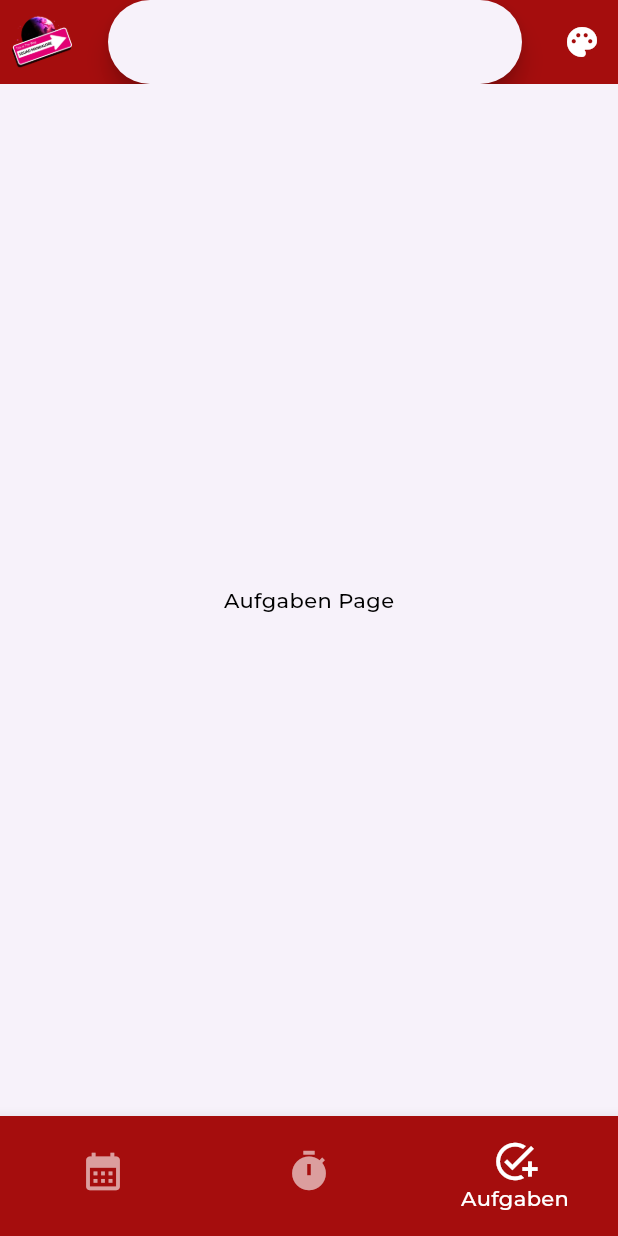
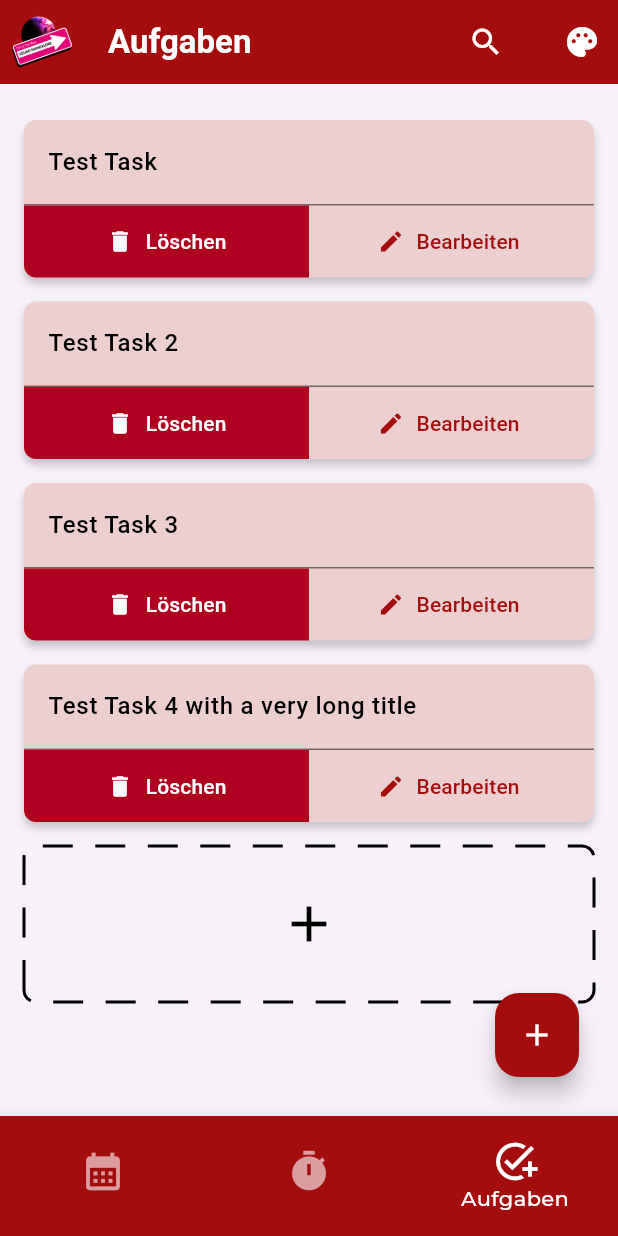
Before and after one commit to Squad-Mandalore/ttfrontend, a Flutter app: the HomePage screen opened directly, swiped to page 3, on a phone screen of 412 x 824 dp. Run offline on Flutter 3.47's test engine with Material 3 defaults, Android fonts, the phone set to English and light mode, and no system bars; drawn by our look-alikes of dotted_border; our stand-ins replace shared_preferences; accounts and stored records are empty; project files that could hold a hidden picture were left out.

Commit message:
finally ein working search

```diff
--- a/lib/modules/widgets/custom_popup.dart
+++ b/lib/modules/widgets/custom_popup.dart
@@ -40,7 +40,7 @@ class GenericPopup extends StatelessWidget {
               mediaQuery.size.width - 40, // Ensures left and right padding
           maxHeight:
               availableHeight, // Max height to prevent overlapping nav/app bars
-          minHeight: 300,
+          minHeight: 200,
         ),
         child: Material(
           color: Colors.transparent,
--- /dev/null
+++ b/lib/pages/aufgaben/tasks.dart
@@ -0,0 +1,335 @@
+import 'package:flutter/material.dart';
+import 'package:ttfrontend/assets/colours/extended_theme.dart';
+import 'package:dotted_border/dotted_border.dart';
+import 'package:ttfrontend/modules/widgets/custom_popup.dart';
+import 'package:ttfrontend/pages/aufgaben/util/task_filter.dart';
+
+class Task {
+  final String id;
+  final String name;
+
+  Task({required this.id, required this.name});
+}
+
+class TaskPage extends StatefulWidget {
+  final List<Task> tasks;
+  final String searchQuery; // Add searchQuery as a parameter
+
+  const TaskPage({
+    super.key,
+    required this.tasks,
+    required this.searchQuery, // Initialize with searchQuery
+  });
+
+  @override
+  TaskPageState createState() => TaskPageState();
+}
+
+class TaskPageState extends State<TaskPage> {
+  List<Task> filteredTasks = [];
+
+  @override
+  void initState() {
+    super.initState();
+    _filterTasks(); // Call the filter function on init
+  }
+
+  @override
+  void didUpdateWidget(TaskPage oldWidget) {
+    super.didUpdateWidget(oldWidget);
+    if (widget.searchQuery != oldWidget.searchQuery) {
+      _filterTasks(); // Re-filter tasks if the search query changes
+    }
+  }
+
+  void _filterTasks() {
+    setState(() {
+      filteredTasks = TaskFilter.filterTasks(widget.tasks, widget.searchQuery);
+    });
+  }
+
+  @override
+  Widget build(BuildContext context) {
+    final theme = Theme.of(context);
+    final customColors = theme.extension<CustomThemeExtension>();
+    const double globalPadding = 16.0;
+
+    return Scaffold(
+      body: filteredTasks.isEmpty
+          ? Center(
+              child: Column(
+                mainAxisAlignment: MainAxisAlignment.center,
+                children: [
+                  Text(
+                    'Keine Aufgaben verfügbar',
+                    style: TextStyle(
+                      color: theme.colorScheme.onSurface.withOpacity(0.7),
+                      fontSize: 18,
+                    ),
+                  ),
+                  const SizedBox(height: 20),
+                  ElevatedButton(
+                    style: ElevatedButton.styleFrom(
+                      backgroundColor: theme.colorScheme.primary,
+                      surfaceTintColor: theme.colorScheme.onPrimary,
+                    ),
+                    onPressed: () {
+                      _showAddTaskPopup(context);
+                    },
+                    child: Text(
+                      'Neue Aufgabe hinzufügen',
+                      style: TextStyle(
+                        color: theme.colorScheme.onPrimary,
+                        fontSize: 16,
+                      ),
+                    ),
+                  ),
+                ],
+              ),
+            )
+          : Padding(
+              padding: const EdgeInsets.all(globalPadding),
+              child: Stack(
+                children: [
+                  ListView.builder(
+                    itemCount: filteredTasks.length + 1,
+                    itemBuilder: (context, index) {
+                      if (index == filteredTasks.length) {
+                        return Padding(
+                          padding: const EdgeInsets.symmetric(vertical: 8.0),
+                          child: GestureDetector(
+                            onTap: () {
+                              _showAddTaskPopup(context);
+                            },
+                            child: DottedBorder(
+                              color: theme.colorScheme.onSurface,
+                              strokeWidth: 2,
+                              borderType: BorderType.RRect,
+                              radius: const Radius.circular(8),
+                              dashPattern: const [20, 15],
+                              child: Container(
+                                height: 100,
+                                decoration: BoxDecoration(
+                                  borderRadius: BorderRadius.circular(8),
+                                  color: Colors.transparent,
+                                ),
+                                child: Center(
+                                  child: Icon(
+                                    Icons.add,
+                                    color: theme.colorScheme.onSurface,
+                                    size: 40,
+                                  ),
+                                ),
+                              ),
+                            ),
+                          ),
+                        );
+                      }
+
+                      final task = filteredTasks[index];
+
+                      return Padding(
+                        padding: const EdgeInsets.symmetric(vertical: 8.0),
+                        child: Container(
+                          decoration: BoxDecoration(
+                            color: customColors?.primaryAccent8 ??
+                                theme.colorScheme.primary,
+                            borderRadius: BorderRadius.circular(8),
+                            boxShadow: [
+                              BoxShadow(
+                                color: Colors.black.withOpacity(0.2),
+                                blurRadius: 4,
+                                offset: const Offset(0, 4),
+                              ),
+                            ],
+                          ),
+                          child: Column(
+                            children: [
+                              ListTile(
+                                title: Text(
+                                  task.name,
+                                  style: TextStyle(
+                                    color: theme.colorScheme.onSurface,
+                                    fontSize: 16,
+                                    fontWeight: FontWeight.w500,
+                                  ),
+                                ),
+                              ),
+                              Divider(
+                                height: 1,
+                                color: theme.colorScheme.onSurface
+                                    .withOpacity(0.5),
+                              ),
+                              Row(
+                                children: [
+                                  Expanded(
+                                    child: Container(
+                                      decoration: BoxDecoration(
+                                        color: theme.colorScheme.error,
+                                        borderRadius: const BorderRadius.only(
+                                          bottomLeft: Radius.circular(8),
+                                        ),
+                                      ),
+                                      child: TextButton.icon(
+                                        icon: Icon(
+                                          Icons.delete,
+                                          color: theme.colorScheme.onError,
+                                        ),
+                                        label: Text(
+                                          'Löschen',
+                                          style: TextStyle(
+                                            color: theme.colorScheme.onError,
+                                          ),
+                                        ),
+                                        onPressed: () {
+                                          _showDeleteConfirmation(
+                                              context, task);
+                                        },
+                                        style: TextButton.styleFrom(
+                                          padding: const EdgeInsets.symmetric(
+                                              vertical: 12),
+                                        ),
+                                      ),
+                                    ),
+                                  ),
+                                  Expanded(
+                                    child: TextButton.icon(
+                                      icon: Icon(
+                                        Icons.edit,
+                                        color: theme.colorScheme.primary,
+                                      ),
+                                      label: Text(
+                                        'Bearbeiten',
+                                        style: TextStyle(
+                                          color: theme.colorScheme.primary,
+                                        ),
+                                      ),
+                                      onPressed: () {
+                                        _showEditTaskPopup(context, task);
+                                      },
+                                    ),
+                                  ),
+                                ],
+                              ),
+                            ],
+                          ),
+                        ),
+                      );
+                    },
+                  ),
+                  Positioned(
+                    bottom: 10,
+                    right: 10,
+                    child: FloatingActionButton(
+                      onPressed: () {
+                        _showAddTaskPopup(context);
+                      },
+                      child: const Icon(Icons.add),
+                    ),
+                  ),
+                ],
+              ),
+            ),
+    );
+  }
+
+
+
+  void _showDeleteConfirmation(BuildContext context, Task task) {
+    showDialog(
+      context: context,
+      builder: (BuildContext context) {
+        return GenericPopup(
+          title: 'Aufgabe löschen',
+          content: Column(
+            children: [
+              Text("Möchten Sie die Aufgabe ${task.name} wirklich löschen?"),
+              const Text(
+                  "Änderungen sind global und betreffen somit alle Benutzer."),
+            ],
+          ),
+          mode: PopUpMode.warning,
+          onAgree: () {
+            // Delete task logic using task.id
+            Navigator.of(context).pop();
+          },
+          onDisagree: () {
+            Navigator.of(context).pop();
+          },
+        );
+      },
+    );
+  }
+
+  void _showEditTaskPopup(BuildContext context, Task task) {
+    final TextEditingController controller =
+        TextEditingController(text: task.name);
+
+    showDialog(
+      context: context,
+      builder: (BuildContext context) {
+        return GenericPopup(
+          title: 'Aufgabe bearbeiten',
+          content: Column(
+            children: [
+              TextField(
+                controller: controller,
+                decoration: InputDecoration(
+                  labelText: task.name,
+                  border: const OutlineInputBorder(),
+                ),
+              ),
+              const SizedBox(height: 8),
+              const Text(
+                  "Änderungen sind global und für alle Benutzer sichtbar."),
+            ],
+          ),
+          mode: PopUpMode.agree,
+          onAgree: () {
+            // Edit task logic using task.id and controller.text
+            Navigator.of(context).pop();
+          },
+          onDisagree: () {
+            Navigator.of(context).pop();
+          },
+        );
+      },
+    );
+  }
+
+  void _showAddTaskPopup(BuildContext context) {
+    final TextEditingController controller = TextEditingController();
+
+    showDialog(
+      context: context,
+      builder: (BuildContext context) {
+        return GenericPopup(
+          title: 'Neue Aufgabe hinzufügen',
+          content: Column(
+            children: [
+              TextField(
+                controller: controller,
+                decoration: const InputDecoration(
+                  labelText: "Neue Aufgabe",
+                  border: OutlineInputBorder(),
+                ),
+              ),
+              const SizedBox(height: 8),
+              const Text(
+                  "Die neue Aufgabe wird global hinzugefügt und ist für alle Benutzer sichtbar."),
+            ],
+          ),
+          mode: PopUpMode.agree,
+          onAgree: () {
+            // Add task logic using controller.text
+            Navigator.of(context).pop();
+          },
+          onDisagree: () {
+            Navigator.of(context).pop();
+          },
+        );
+      },
+    );
+  }
+
+}
--- /dev/null
+++ b/lib/pages/aufgaben/util/task_filter.dart
@@ -0,0 +1,19 @@
+import 'package:ttfrontend/pages/aufgaben/tasks.dart';
+
+class TaskFilter {
+  static List<Task> filterTasks(List<Task> tasks, String query) {
+    if (query.isEmpty) {
+      return tasks;
+    } else {
+      // Split the query into individual words
+      final queryWords = query.toLowerCase().split(' ');
+
+      return tasks.where((task) {
+        final taskName = task.name.toLowerCase();
+
+        // Check if the task name contains all the words in the query
+        return queryWords.every((word) => taskName.contains(word));
+      }).toList();
+    }
+  }
+}
--- a/lib/pages/home_page.dart
+++ b/lib/pages/home_page.dart
@@ -1,5 +1,6 @@
 import 'package:flutter/material.dart';
 import 'package:ttfrontend/assets/colours/extended_theme.dart';
+import 'package:ttfrontend/pages/aufgaben/tasks.dart';
 import 'package:ttfrontend/pages/theme_selection/theme_selection_page.dart';
 import 'package:ttfrontend/pages/timer/debug_clear_prefs.dart';
 import 'package:ttfrontend/pages/timer/timer.dart';
@@ -15,10 +16,22 @@ class HomePageState extends State<HomePage> {
   int _selectedIndex = 1; // Default to Zeitmanagement (page 1)
   final PageController _pageController =
       PageController(initialPage: 1); // Start on page 1
+  bool _isSearching = false;
+  final TextEditingController _searchController = TextEditingController();
+
+  List<Task> tasks = [
+    Task(id: '1', name: 'Test Task'),
+    Task(id: '2', name: 'Test Task 2'),
+    Task(id: '3', name: 'Test Task 3'),
+    Task(id: '4', name: 'Test Task 4 with a very long title')
+  ];
+
+  String _searchQuery = '';
 
   void _onItemTapped(int index) {
     setState(() {
       _selectedIndex = index;
+      _isSearching = false; // Reset search state on page change
     });
     _pageController.jumpToPage(index);
   }
@@ -26,11 +39,77 @@ class HomePageState extends State<HomePage> {
   void _onPageChanged(int index) {
     setState(() {
       _selectedIndex = index;
+      _isSearching = false; // Reset search state on page change
     });
   }
 
-  // Function to generate the dynamic app bar title
   Widget _buildAppBarTitle(int index, Color textColor) {
+    if (index == 2) {
+      if (_isSearching) {
+        return Stack(
+          children: [
+            TextField(
+              controller: _searchController,
+              decoration: InputDecoration(
+                hintText: 'Suche Aufgaben',
+                hintStyle: TextStyle(color: Colors.grey[600], fontSize: 18),
+                border: InputBorder.none,
+                filled: true,
+                fillColor: Colors.white,
+                contentPadding: const EdgeInsets.symmetric(vertical: 8.0, horizontal: 16.0),
+              ),
+              style: const TextStyle(color: Colors.black, fontSize: 18),
+              onChanged: (query) {
+                setState(() {
+                  _searchQuery = query;
+                });
+              },
+              autofocus: true,
+            ),
+            Positioned(
+              right: 0,
+              top: 0,
+              bottom: 0,
+              child: IconButton(
+                icon: const Icon(Icons.clear, size: 20),
+                color: Colors.black,
+                onPressed: () {
+                  setState(() {
+                    _isSearching = false;
+                    _searchController.clear();
+                    _searchQuery = '';
+                  });
+                },
+              ),
+            ),
+          ],
+        );
+      } else {
+        return Row(
+          mainAxisAlignment: MainAxisAlignment.spaceBetween,
+          children: [
+            Text(
+              'Aufgaben',
+              style: TextStyle(
+                color: textColor,
+                fontWeight: FontWeight.bold,
+              ),
+            ),
+            if (tasks.length > 1)
+              IconButton(
+                icon: const Icon(Icons.search),
+                color: textColor,
+                onPressed: () {
+                  setState(() {
+                    _isSearching = true;
+                  });
+                },
+              ),
+          ],
+        );
+      }
+    }
+
     switch (index) {
       case 0:
         return Text(
@@ -41,14 +120,6 @@ class HomePageState extends State<HomePage> {
         return Text(
           'Zeitmanagement',
           style: TextStyle(color: textColor, fontWeight: FontWeight.bold),
-        );
-      case 2:
-        return const Row(
-          // TODO: Replace with actual search widget
-          mainAxisAlignment: MainAxisAlignment.center,
-          children: [
-            Expanded(child: SearchBar()),
-          ],
         );
       default:
         return const Text('How did you get here?');
@@ -84,7 +155,6 @@ class HomePageState extends State<HomePage> {
             icon: const Icon(Icons.palette),
             color: theme.colorScheme.onPrimary,
             onPressed: () {
-              // Navigate to theme selection page
               Navigator.push(
                 context,
                 MaterialPageRoute(
@@ -97,10 +167,10 @@ class HomePageState extends State<HomePage> {
       body: PageView(
         controller: _pageController,
         onPageChanged: _onPageChanged,
-        children: const [
-          DebugClearPrefsButton(),
-          TimerPage(),
-          Center(child: Text('Aufgaben Page')),
+        children: [
+          const DebugClearPrefsButton(),
+          const TimerPage(),
+          TaskPage(tasks: tasks, searchQuery: _searchQuery), // Pass search query
         ],
       ),
       bottomNavigationBar: SizedBox(
@@ -127,11 +197,10 @@ class HomePageState extends State<HomePage> {
               label: 'Aufgaben',
             ),
           ],
-          iconSize: 30, // Squad Mandalore Logo
+          iconSize: 30, // Icon size
           type: BottomNavigationBarType.fixed,
           selectedFontSize: 14, // Font size when selected
-          unselectedFontSize:
-              0, // Set to 0 to effectively hide unselected labels
+          unselectedFontSize: 0, // Set to 0 to hide unselected labels
         ),
       ),
     );
@@ -139,6 +208,7 @@ class HomePageState extends State<HomePage> {
 
   @override
   void dispose() {
+    _searchController.dispose();
     _pageController.dispose();
     super.dispose();
   }
```
Also changed, not shown: lib/pages/timer/timer.dart (+4 -4 lines), lib/pages/timer/timer_logic.dart (+5 -52 lines), lib/pages/timer/widgets/tasks_button.dart (renamed from lib/pages/timer/widgets/aufgaben_button.dart).
